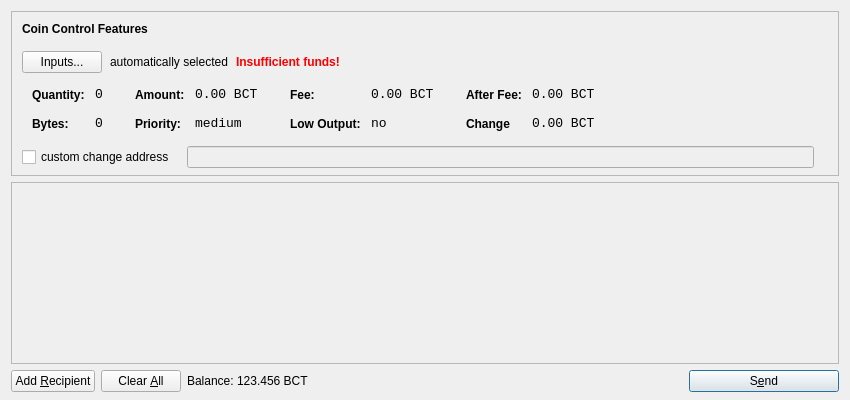
Above: src/qt/forms/sendcoinsdialog.ui from jamcont/BancoinCore before the change. Below: the same form after it.
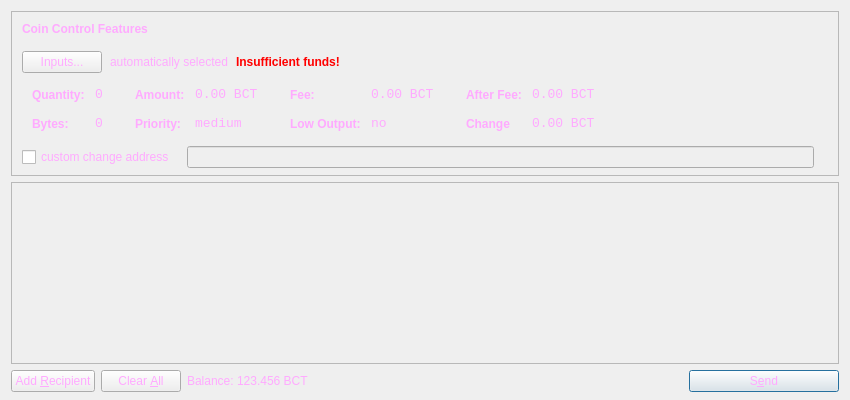
That is the form after the change. Icons and pictures are not drawn.

Patch:
```diff
--- a/src/qt/forms/sendcoinsdialog.ui
+++ b/src/qt/forms/sendcoinsdialog.ui
@@ -13,6 +13,10 @@
   <property name="windowTitle">
    <string>Send Coins</string>
   </property>
+  <property name="styleSheet">
+   <string notr="true">background-image: url(:/images/bkg2);
+color: rgb(255, 170, 255);</string>
+  </property>
   <layout class="QVBoxLayout" name="verticalLayout" stretch="0,1,0">
    <property name="bottomMargin">
     <number>8</number>
@@ -39,7 +43,7 @@
      </property>
      <layout class="QVBoxLayout" name="verticalLayoutCoinControl2">
       <property name="spacing">
-       <number>-1</number>
+       <number>5</number>
       </property>
       <property name="leftMargin">
        <number>0</number>
```
Left out of the diff: 26 changed lines with no effect on the pictures.
